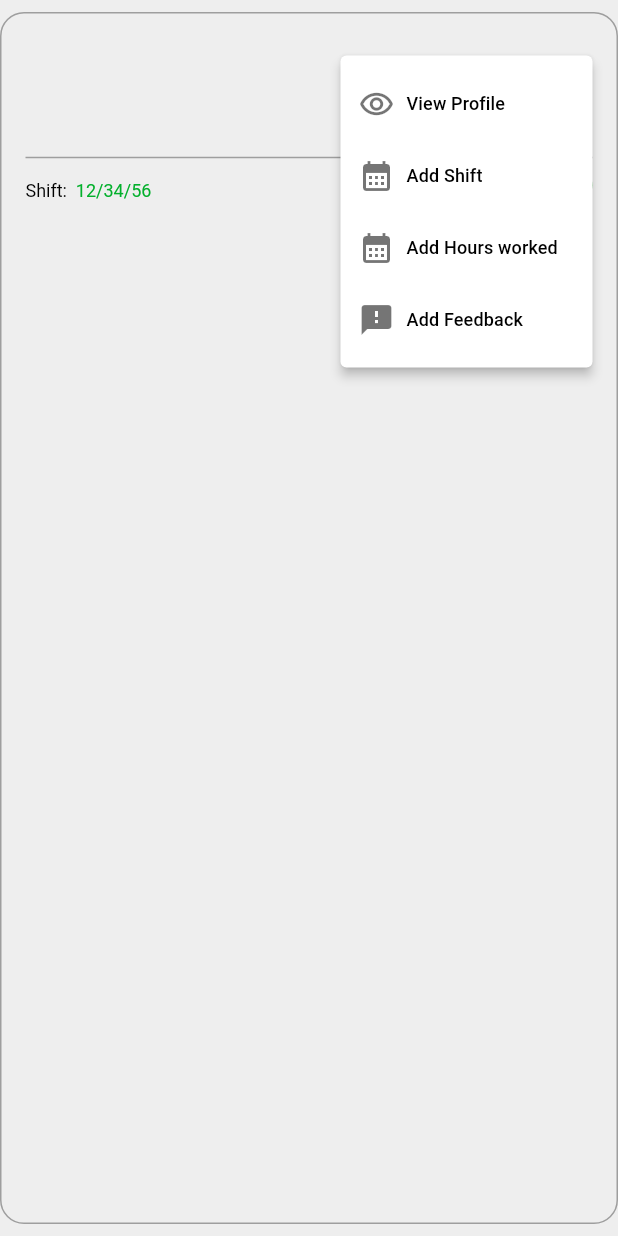
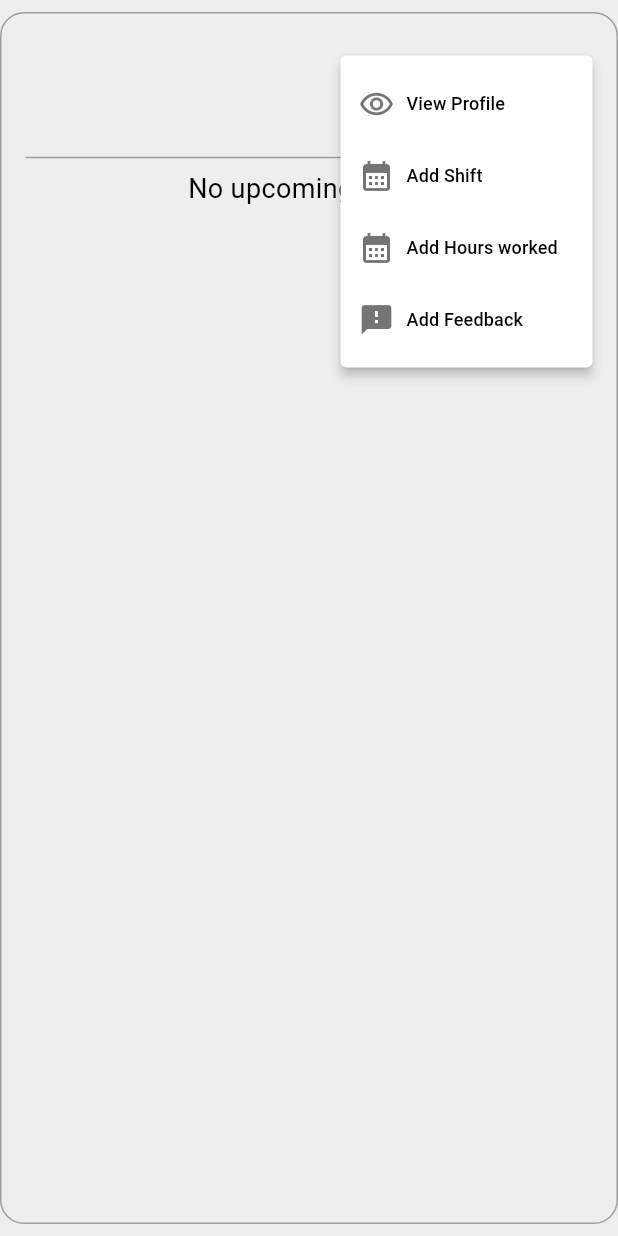
Before and after one commit to krumpking/alpha, a Flutter app: the StaffCard widget shown alone on an empty page, opened directly with empty values, after a tap on the "more vert" icon, on a phone screen of 412 x 824 dp. Run offline on Flutter 3.47's test engine with Material 3 defaults, Android fonts, the phone set to English and light mode, and no system bars; our stand-ins replace animated_splash_screen, cached_network_image, cloud_firestore, csc_picker, file_picker, firebase_auth and 11 more; missing offline and left inert: animated_introduction, extended_phone_number_input, image_stack; accounts and stored records are empty; network calls fail.

Commit message:
shifts retrieval

```diff
--- a/lib/custom_widgets/cards/staff_card.dart
+++ b/lib/custom_widgets/cards/staff_card.dart
@@ -1,8 +1,10 @@
-import 'package:alpha/core/constants/color_constants.dart';
-import 'package:alpha/core/utils/routes.dart';
-import 'package:alpha/models/user_profile.dart';
 import 'package:flutter/material.dart';
 import 'package:get/get.dart';
+import '../../core/constants/color_constants.dart';
+import '../../core/utils/routes.dart';
+import '../../features/shift/services/add_shif_services.dart';
+import '../../models/shift.dart';
+import '../../models/user_profile.dart';
 
 class StaffCard extends StatelessWidget {
   final UserProfile user;
@@ -27,7 +29,7 @@ class StaffCard extends StatelessWidget {
               contentPadding: EdgeInsets.zero,
               title: Text(
                 user.name!,
-                  style: const TextStyle(fontWeight: FontWeight.bold)
+                style: const TextStyle(fontWeight: FontWeight.bold),
               ),
               subtitle: Text(
                 user.post!,
@@ -62,7 +64,7 @@ class StaffCard extends StatelessWidget {
                       icon: Icons.calendar_month,
                       value: 1,
                       onTap: () => Get.toNamed(RoutesHelper.addShiftsScreen,
-                          arguments: user
+                          arguments: user.email
                       )
                   ),
 
@@ -88,36 +90,58 @@ class StaffCard extends StatelessWidget {
               ),
             ),
             const Divider(color: Colors.grey),
-            Row(
+            FutureBuilder<Shift?>(
+              future: ShiftServices.getNextUserShiftByEmail(
+                  email: user.email!),
+              builder: (context, snapshot) {
+                if (snapshot.connectionState == ConnectionState.waiting) {
+                  return const CircularProgressIndicator();
+                } else if (snapshot.hasError) {
+                  // Handle error here
+                  return Text('Error loading next shift: ${snapshot.error}');
+                } else if (snapshot.hasData) {
+                  final nextShift = snapshot.data;
+                  return Row(
                     mainAxisAlignment: MainAxisAlignment.spaceBetween,
                     crossAxisAlignment: CrossAxisAlignment.end,
                     children: [
                       RichText(
                         text: TextSpan(children: [
                           const TextSpan(
-                        text: 'Shift:  ',
-                        style: TextStyle(fontSize: 12, color: Colors.black)),
+                              text: 'Next Shift:  ',
+                              style: TextStyle(
+                                  fontSize: 12, color: Colors.black)),
                           TextSpan(
-                        text:
-                            '12/34/56',
+                            text: nextShift!.notes == "Today's shift"
+                                ? "Today, ${nextShift!.startTime}"
+                                : '${nextShift!.date}, ${nextShift!.startTime}',
                             style: TextStyle(
-                            fontSize: 12, color: Pallete.primaryColor)),
+                              fontSize: 12,
+                              color: Pallete.primaryColor,
+                            ),
+                          ),
                         ]),
                       ),
                       const SizedBox(height: 4),
                       Container(
-                  padding:
-                      const EdgeInsets.symmetric(horizontal: 8, vertical: 2),
+                        padding: const EdgeInsets.symmetric(
+                            horizontal: 8, vertical: 2),
                         decoration: BoxDecoration(
                           color: Colors.green,
                           borderRadius: BorderRadius.circular(12),
                         ),
-                  child: const Text(
-                    'Alpha',
-                    style: TextStyle(color: Colors.white, fontSize: 12),
+                        child: Text(
+                          nextShift!.placeName,
+                          style:
+                          const TextStyle(color: Colors.white, fontSize: 12),
                         ),
                       ),
                     ],
+                  );
+                } else {
+                  return const Text('No upcoming shifts');
+                }
+              },
             ),
           ],
         ),
@@ -125,11 +149,12 @@ class StaffCard extends StatelessWidget {
     );
   }
 
-  dynamic buildPopUpOption(
-      {required String title,
+  dynamic buildPopUpOption({
+    required String title,
     required IconData icon,
     required int value,
-      required void Function() onTap}) {
+    required void Function() onTap,
+  }) {
     return PopupMenuItem<int>(
       onTap: onTap,
       value: value,
--- a/lib/features/shift/helpers/shift_helpers.dart
+++ b/lib/features/shift/helpers/shift_helpers.dart
@@ -51,7 +51,7 @@ class ShiftHelpers {
     );
 
     // Submit the shift
-    await ShiftServices.submitShift(
+    await ShiftServices.submitShiftsDone(
       currentUser: currentUser,
       selectedUser: selectedUser,
       isCompleted: isCompleted,
--- a/lib/features/shift/services/add_shif_services.dart
+++ b/lib/features/shift/services/add_shif_services.dart
@@ -1,7 +1,9 @@
 import 'package:alpha/core/utils/api_response.dart';
+import 'package:alpha/core/utils/logs.dart';
 import 'package:alpha/features/shift/models/hours_worked.dart';
 import 'package:cloud_firestore/cloud_firestore.dart';
 import 'package:firebase_auth/firebase_auth.dart';
+import 'package:intl/intl.dart';
 import '../../../models/shift.dart';
 import '../../../models/user_profile.dart';
 
@@ -22,7 +24,52 @@ class ShiftServices {
     }
   }
 
-  static Future<APIResponse<void>> submitShift({
+
+  static Future<Shift?> getNextUserShiftByEmail({required String email}) async {
+    try {
+      final now = DateTime.now();
+      final today = DateFormat('yyyy/MM/dd').format(now);
+
+      // Query the shifts collection for shifts with the given email and not completed
+      final querySnapshot = await FirebaseFirestore.instance
+          .collection('shifts')
+          .where('staffEmail', isEqualTo: email)
+          .where('done', isEqualTo: false)
+      // Order by staffEmail first (assuming it has an index)
+          .orderBy('staffEmail', descending: false)
+      // Limit the results to documents where day is greater than or equal to today
+          .where('day', isGreaterThanOrEqualTo: today)
+      // Order by remaining fields (assuming indexes exist)
+          .orderBy('startTime', descending: false)
+          .limit(1) // Limit to only retrieve the first document
+          .get();
+
+      if (querySnapshot.docs.isNotEmpty) {
+        // Get the first shift that is closest to today
+        for (var doc in querySnapshot.docs) {
+          final shiftData = doc.data();
+          final shiftDate = shiftData['day'] as String;
+
+          if (shiftDate.compareTo(today) >= 0) {
+            final nextShift = Shift.fromJson(shiftData);
+            if (shiftDate == today) {
+              nextShift.notes = 'Today\'s shift';
+            }
+            return nextShift;
+          }
+        }
+      }
+      return null;
+    } catch (e) {
+      DevLogs.logError('Failed to get next user shift: $e');
+      return null;
+    }
+  }
+
+
+
+
+  static Future<APIResponse<void>> submitShiftsDone({
     required User currentUser,
     required UserProfile selectedUser,
     required bool isCompleted,
@@ -49,18 +96,4 @@ class ShiftServices {
           success: false, message: 'Failed to submit shift: ${e.toString()}');
     }
   }
-
-  static Future<APIResponse<List<Map<String, dynamic>>>> fetchShifts() async {
-    try {
-      QuerySnapshot snapshot =
-          await FirebaseFirestore.instance.collection('shifts').get();
-      List<Map<String, dynamic>> shifts = snapshot.docs
-          .map((doc) => doc.data() as Map<String, dynamic>)
-          .toList();
-      return APIResponse(success: true, data: shifts);
-    } catch (e) {
-      return APIResponse(
-          success: false, message: 'Failed to fetch shifts: ${e.toString()}');
-    }
-  }
 }
```
Also changed, not shown: lib/features/shift/pages/add_user_shift.dart (+21 -11 lines). Lines whose indentation alone changed are shown as unchanged.
